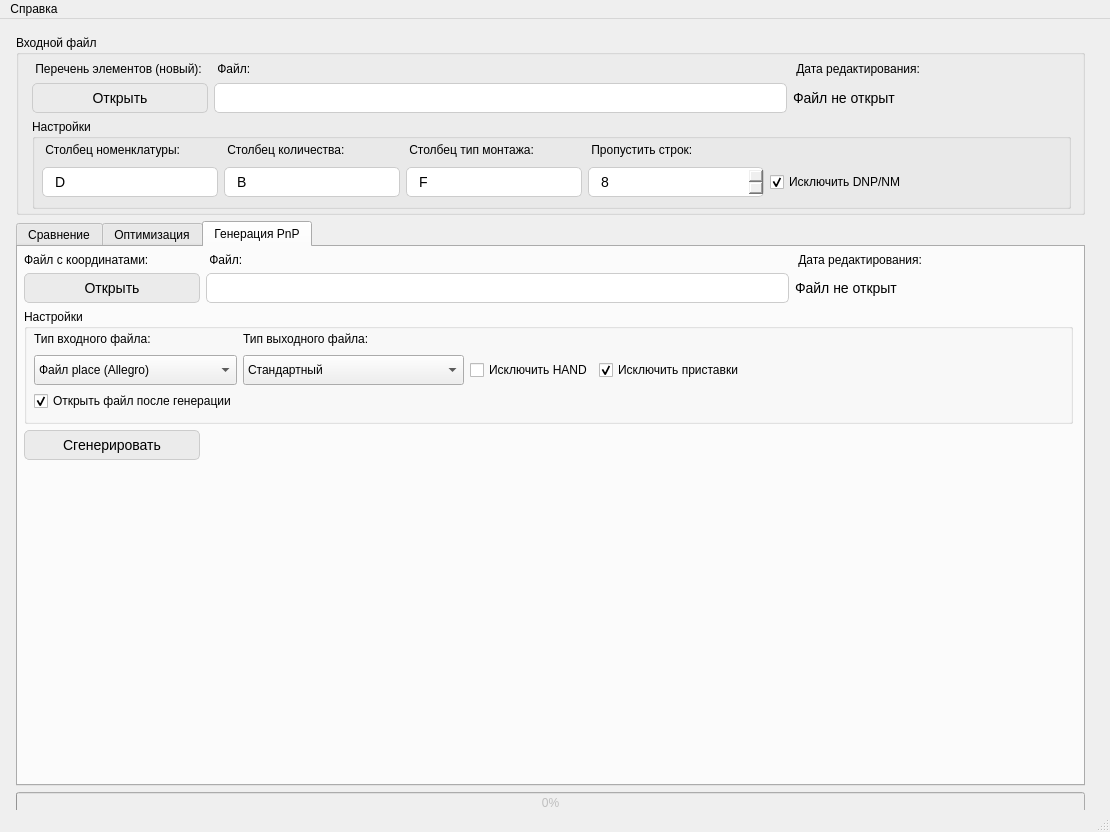
First picture: the form in form.ui, repository nekriS/BOMTools, before the edit.
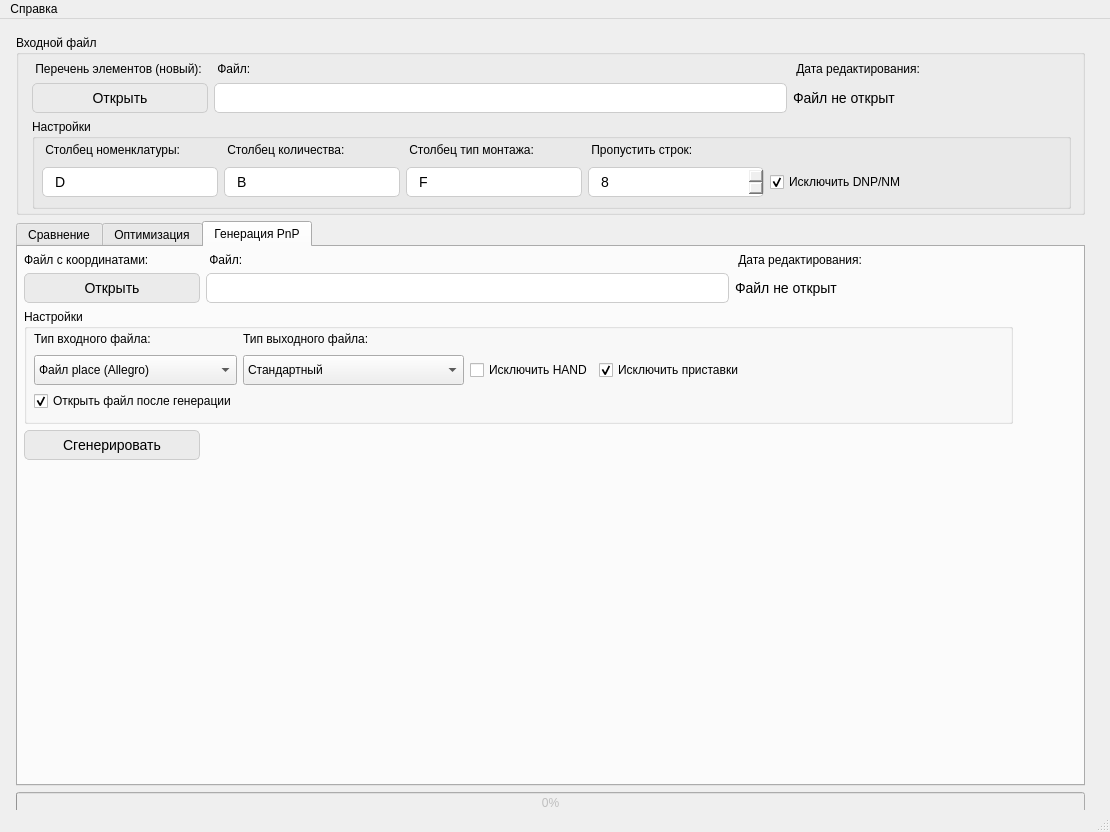
Second picture: the form after the edit. Icons and pictures are not drawn.

What changed in the file:
```diff
--- a/form.ui
+++ b/form.ui
@@ -1325,7 +1325,7 @@
           <rect>
            <x>0</x>
            <y>0</y>
-           <width>1061</width>
+           <width>1001</width>
            <height>510</height>
           </rect>
          </property>
```
Left out of the diff: 164 changed lines with no effect on the pictures.
